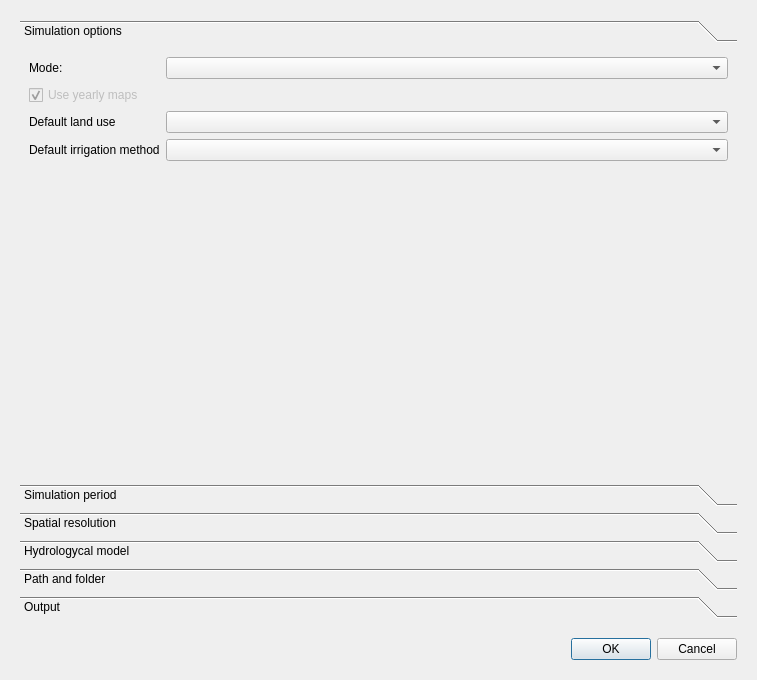
Before: the Qt Designer form forms/set_simulation_dialog.ui in rita-tools/IdrAgraTools, drawn with Qt 5.
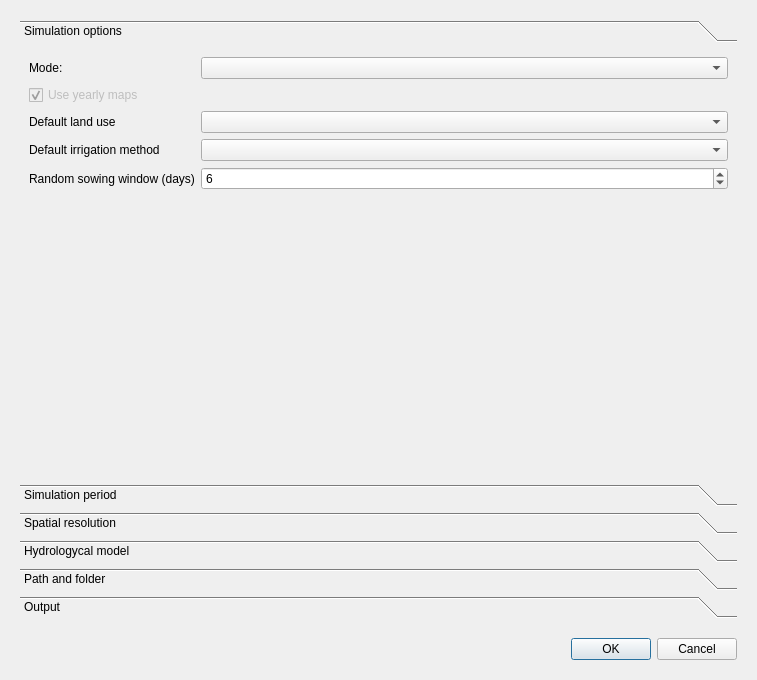
After: the same form once the commit is applied. Custom widgets are drawn as their Qt base class.

Commit message: add random window settings

```diff
--- a/forms/set_simulation_dialog.ui
+++ b/forms/set_simulation_dialog.ui
@@ -44,7 +44,7 @@
          <x>0</x>
          <y>0</y>
          <width>717</width>
-         <height>429</height>
+         <height>457</height>
         </rect>
        </property>
        <attribute name="label">
@@ -61,7 +61,7 @@
         <item row="0" column="1">
          <widget class="QComboBox" name="MODE_CB"/>
         </item>
-        <item row="2" column="0" colspan="2">
+        <item row="1" column="0">
          <widget class="QCheckBox" name="SOILUSEVARFLAG_CB">
           <property name="enabled">
            <bool>false</bool>
@@ -77,26 +77,43 @@
           </property>
          </widget>
         </item>
-        <item row="3" column="0">
+        <item row="2" column="0">
          <widget class="QLabel" name="DEF_LU_LB">
           <property name="text">
            <string>Default land use</string>
           </property>
          </widget>
         </item>
-        <item row="3" column="1">
+        <item row="2" column="1">
          <widget class="QComboBox" name="DEF_LU_CB"/>
         </item>
-        <item row="5" column="0">
+        <item row="3" column="0">
          <widget class="QLabel" name="DEF_IM_LB">
           <property name="text">
            <string>Default irrigation method</string>
           </property>
          </widget>
         </item>
-        <item row="5" column="1">
+        <item row="3" column="1">
          <widget class="QComboBox" name="DEF_IM_CB"/>
         </item>
+        <item row="4" column="0">
+         <widget class="QLabel" name="RANDWIND_LB">
+          <property name="text">
+           <string>Random sowing window (days)</string>
+          </property>
+         </widget>
+        </item>
+        <item row="4" column="1">
+         <widget class="QSpinBox" name="RANDWIND_SB">
+          <property name="maximum">
+           <number>365</number>
+          </property>
+          <property name="value">
+           <number>6</number>
+          </property>
+         </widget>
+        </item>
        </layout>
       </widget>
       <widget class="QWidget" name="TIME_PG">
@@ -105,7 +122,7 @@
          <x>0</x>
          <y>0</y>
          <width>717</width>
-         <height>429</height>
+         <height>457</height>
         </rect>
        </property>
        <attribute name="label">
@@ -165,7 +182,7 @@
          <x>0</x>
          <y>0</y>
          <width>717</width>
-         <height>429</height>
+         <height>457</height>
         </rect>
        </property>
        <attribute name="label">
@@ -214,7 +231,7 @@
          <x>0</x>
          <y>0</y>
          <width>717</width>
-         <height>429</height>
+         <height>457</height>
         </rect>
        </property>
        <attribute name="label">
@@ -304,7 +321,7 @@
          <x>0</x>
          <y>0</y>
          <width>717</width>
-         <height>429</height>
+         <height>457</height>
         </rect>
        </property>
        <attribute name="label">
@@ -340,7 +357,7 @@
          <x>0</x>
          <y>0</y>
          <width>717</width>
-         <height>429</height>
+         <height>457</height>
         </rect>
        </property>
        <attribute name="label">
```
The commit also changes 2 other files.
